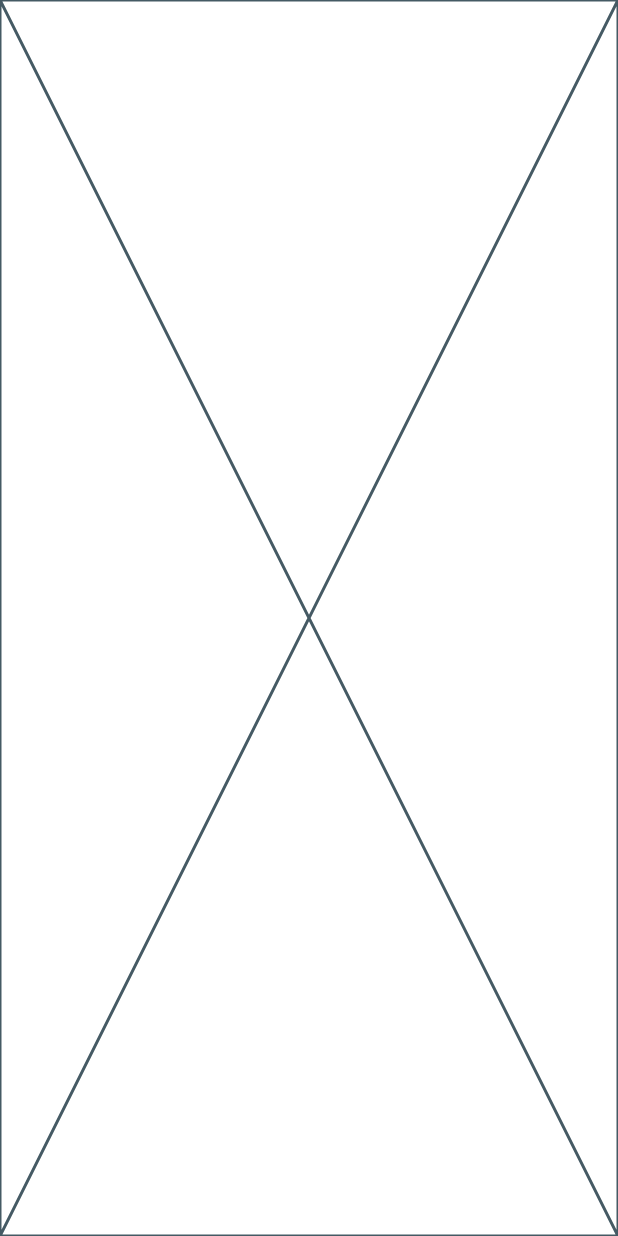
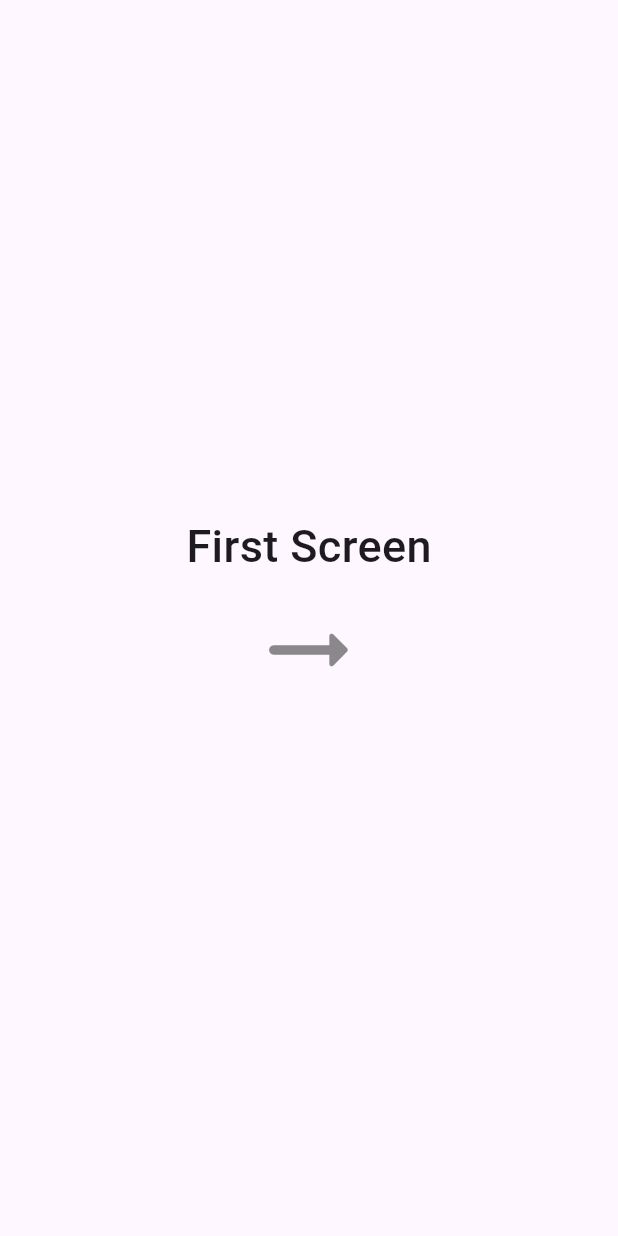
Before and after one commit to Ratndeep1999/daily_practice_of_flutter, a Flutter app: the screen it shows after launch, on a phone screen of 412 x 824 dp. Run offline on Flutter 3.47's test engine with Material 3 defaults, Android fonts, the phone set to English and light mode, and no system bars.

Commit message:
first screen and one icon to navigate to second screen

```diff
--- a/lib/first_screen.dart
+++ b/lib/first_screen.dart
@@ -1,3 +1,4 @@
+import 'package:daily_practice/routes/named_routes.dart';
 import 'package:flutter/material.dart';
 
 class FirstScreen extends StatefulWidget {
@@ -10,6 +11,32 @@ class FirstScreen extends StatefulWidget {
 class _FirstScreenState extends State<FirstScreen> {
   @override
   Widget build(BuildContext context) {
-    return const Placeholder();
+    return Scaffold(
+      body: SafeArea(
+        child: Center(
+          child: Column(
+            mainAxisAlignment: MainAxisAlignment.center,
+            children: [
+              Text(
+                'First Screen',
+                style: TextStyle(fontSize: 30, fontWeight: FontWeight.w500),
+              ),
+              IconButton(
+                onPressed: () {
+                  Navigator.of(context).pushNamed(kSecondScreen);
+                },
+                highlightColor: Colors.transparent,
+                splashRadius: 0.50,
+                icon: Icon(
+                  Icons.arrow_right_alt_rounded,
+                  size: 80,
+                  color: Colors.black45,
+                ),
+              ),
+            ],
+          ),
+        ),
+      ),
+    );
   }
 }
```
